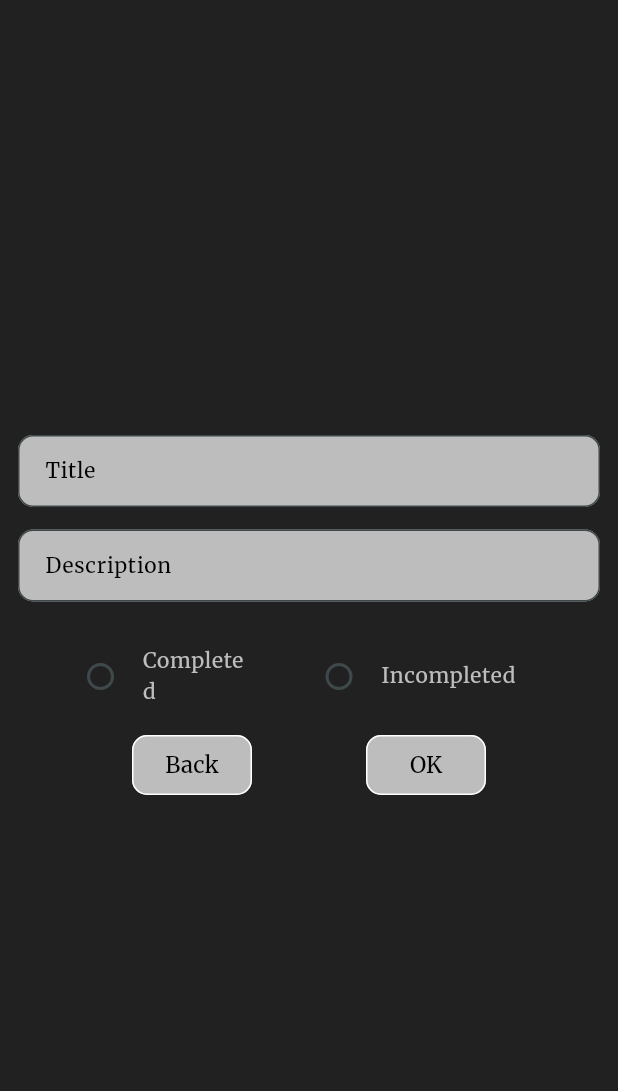
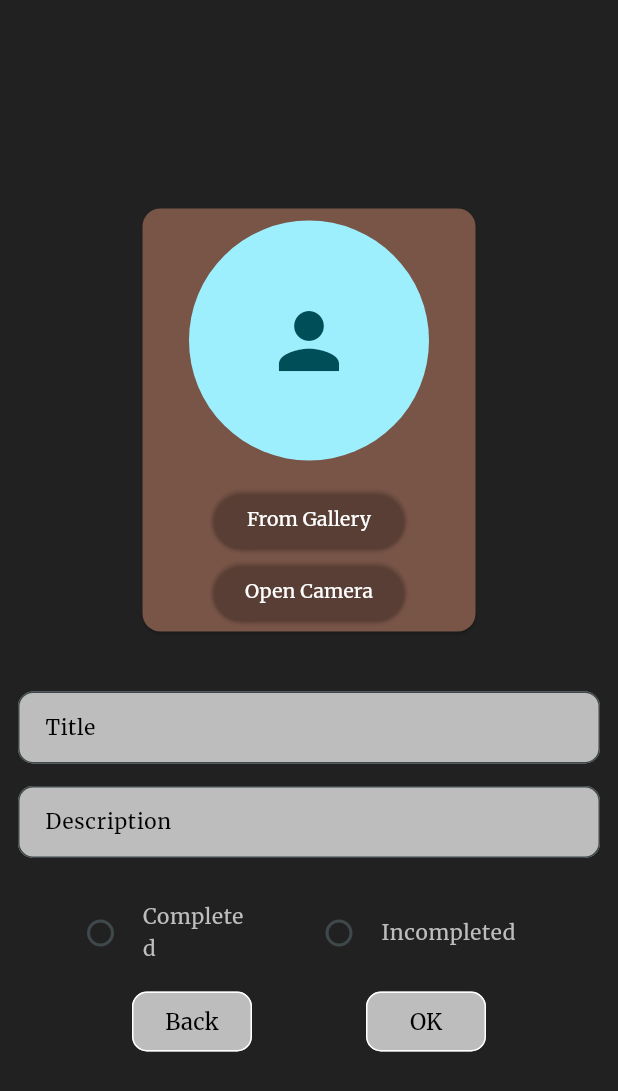
Before and after one commit to David-999-david/Man-app, a Flutter app: the Edittodo screen opened directly with empty values, on a phone screen of 412 x 824 dp. Shown: the top 1091 px of the screen. Run offline on Flutter 3.47's test engine with Material 3 defaults, Android fonts, the phone set to English and light mode, and no system bars; our stand-ins replace badges, dio, email_validator, flutter_contacts, flutter_dotenv, flutter_secure_storage and 10 more; accounts and stored records are empty; network calls fail.

Commit message:
changes in todomodel for match with return data from server

```diff
--- a/lib/data/model/todo/todo_model.dart
+++ b/lib/data/model/todo/todo_model.dart
@@ -5,7 +5,7 @@ class TodoModel {
   final bool completed;
   final DateTime createdAt;
   final DateTime updatedAt;
-  final List<String> imageUrl;
+  final List<TodoImage> imageUrl;
 
   TodoModel(
       {required this.id,
@@ -24,8 +24,8 @@ class TodoModel {
         completed: json['completed'] as bool,
         createdAt: DateTime.parse(json['created_at'] as String),
         updatedAt: DateTime.parse(json['updated_at'] as String),
-        imageUrl: (json['image_urls'] as List<dynamic>)
-            .map((image) => image as String)
+        imageUrl: (json['images'] as List<dynamic>)
+            .map((image) => TodoImage.fromJson(image))
             .toList());
   }
 }
@@ -58,6 +58,18 @@ class PaginationTodo {
         itemCounts: meta['itemCounts'] as int,
         total: meta['totalCounts'] as int,
         totalPages: meta['totalPage'] as int);
+  }
+}
+
+class TodoImage {
+  final String? url;
+  final String? imageDesc;
+
+  TodoImage({required this.url, required this.imageDesc});
+
+  factory TodoImage.fromJson(Map<String, dynamic> json) {
+    return TodoImage(
+        url: json['url'] as String, imageDesc: json['imageDesc'] as String);
   }
 }
 
--- a/lib/presentation/home/home_screen.dart
+++ b/lib/presentation/home/home_screen.dart
@@ -361,7 +361,9 @@ Widget _todoItem(HomeNotifier provider, BuildContext scafflodCtx) {
                                               backgroundColor: Colors.teal,
                                               radius: 30,
                                               backgroundImage: NetworkImage(
-                                                  todoImagesList[index]),
+                                                  todoImagesList[index]
+                                                      .url
+                                                      .toString()),
                                             );
                                     },
                                     itemCount: todoImagesList.isEmpty
--- a/lib/presentation/home/widgets/edittodo.dart
+++ b/lib/presentation/home/widgets/edittodo.dart
@@ -1,4 +1,7 @@
+import 'dart:io';
+
 import 'package:flutter/material.dart';
+import 'package:image_picker/image_picker.dart';
 import 'package:provider/provider.dart';
 import 'package:user_auth/common/helper/app_navigator.dart';
 import 'package:user_auth/core/theme/app_text_style.dart';
@@ -26,6 +29,10 @@ class Edittodo extends StatelessWidget {
                       child: Column(
                         mainAxisAlignment: MainAxisAlignment.center,
                         children: [
+                          _todoImageCard(provider),
+                          SizedBox(
+                            height: 20,
+                          ),
                           _textFormField(provider.titleCtrl, 'Title'),
                           SizedBox(
                             height: 15,
@@ -130,6 +137,65 @@ class Edittodo extends StatelessWidget {
   }
 }
 
+Widget _todoImageCard(HomeNotifier notifier) {
+  return Container(
+    padding: EdgeInsets.symmetric(horizontal: 10, vertical: 16),
+    height: 322,
+    width: 250,
+    child: Card(
+      color: Colors.brown,
+      child: Column(
+        crossAxisAlignment: CrossAxisAlignment.center,
+        mainAxisAlignment: MainAxisAlignment.center,
+        children: [
+          Padding(
+            padding: const EdgeInsets.only(top: 5),
+            child: CircleAvatar(
+              backgroundImage: notifier.imageUrl!.isEmpty
+                  ? null
+                  : FileImage(File(notifier.imageUrl!)),
+              radius: 80,
+              child: notifier.imageUrl!.isEmpty
+                  ? Icon(
+                      Icons.person,
+                      size: 60,
+                    )
+                  : null,
+            ),
+          ),
+          SizedBox(
+            height: 15,
+          ),
+          ElevatedButton(
+              style: ElevatedButton.styleFrom(
+                  backgroundColor: Colors.transparent,
+                  padding: EdgeInsets.symmetric(horizontal: 5, vertical: 3),
+                  fixedSize: Size(130, 32)),
+              onPressed: () async {
+                await notifier.onPick(ImageSource.gallery);
+              },
+              child: Text(
+                'From Gallery',
+                style: 13.sp(color: Colors.white),
+              )),
+          ElevatedButton(
+              style: ElevatedButton.styleFrom(
+                  backgroundColor: Colors.transparent,
+                  padding: EdgeInsets.symmetric(horizontal: 5, vertical: 3),
+                  fixedSize: Size(130, 32)),
+              onPressed: () async {
+                await notifier.onPick(ImageSource.camera);
+              },
+              child: Text(
+                'Open Camera',
+                style: 13.sp(color: Colors.white),
+              ))
+        ],
+      ),
+    ),
+  );
+}
+
 Widget _textFormField(TextEditingController controller, String hint) {
   return TextFormField(
     controller: controller,
```
